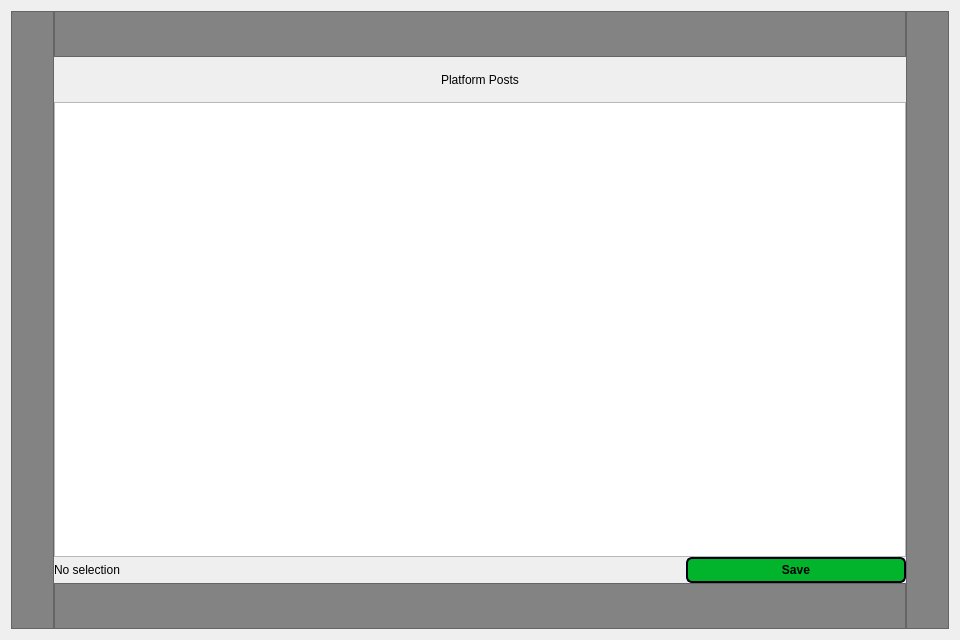
The window that postdialog.ui (StronglogicSolutions/ky_gui) describes before a commit, drawn with Qt 5.
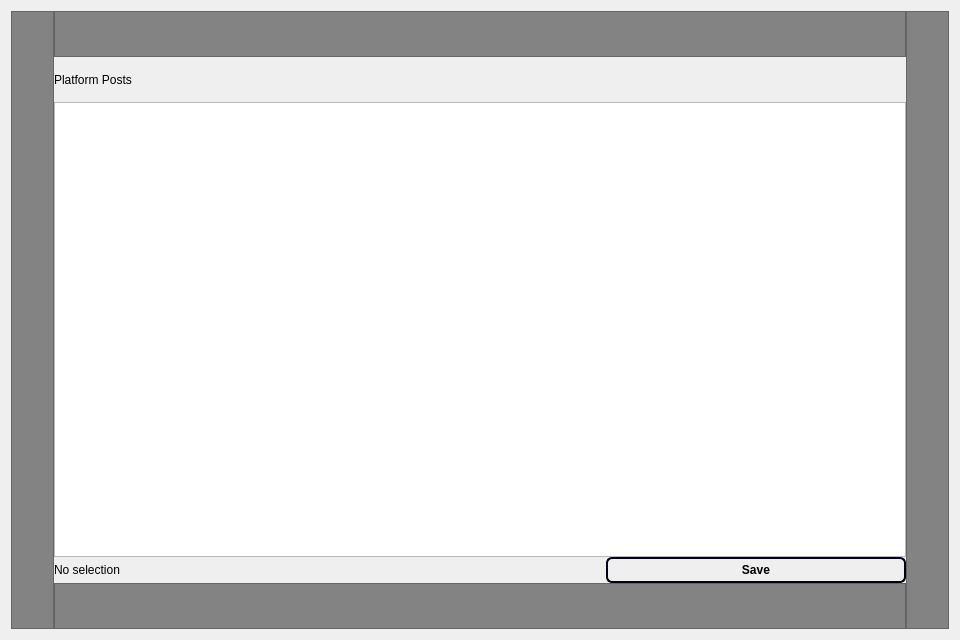
The same window after the commit. Custom widgets are drawn as their Qt base class.

```diff
--- a/postdialog.ui
+++ b/postdialog.ui
@@ -56,11 +56,14 @@
           <string>Platform Posts</string>
          </property>
          <property name="alignment">
-          <set>Qt::AlignCenter</set>
+          <set>Qt::AlignLeading|Qt::AlignLeft|Qt::AlignVCenter</set>
          </property>
          <property name="wordWrap">
           <bool>false</bool>
          </property>
+         <property name="margin">
+          <number>12</number>
+         </property>
         </widget>
        </item>
        <item>
@@ -86,26 +89,52 @@
         <layout class="QHBoxLayout" name="horizontalLayout_2">
          <item>
           <widget class="QLabel" name="selectionLabel">
+           <property name="sizePolicy">
+            <sizepolicy hsizetype="Preferred" vsizetype="Preferred">
+             <horstretch>0</horstretch>
+             <verstretch>0</verstretch>
+            </sizepolicy>
+           </property>
+           <property name="minimumSize">
+            <size>
+             <width>0</width>
+             <height>0</height>
+            </size>
+           </property>
+           <property name="maximumSize">
+            <size>
+             <width>600</width>
+             <height>500</height>
+            </size>
+           </property>
            <property name="text">
             <string>No selection</string>
            </property>
+           <property name="wordWrap">
+            <bool>true</bool>
+           </property>
            <property name="margin">
             <number>8</number>
            </property>
           </widget>
          </item>
          <item>
-          <widget class="QPushButton" name="save">
+          <widget class="SaveButton" name="save">
+           <property name="sizePolicy">
+            <sizepolicy hsizetype="Preferred" vsizetype="Fixed">
+             <horstretch>0</horstretch>
+             <verstretch>0</verstretch>
+            </sizepolicy>
+           </property>
            <property name="maximumSize">
             <size>
-             <width>220</width>
+             <width>300</width>
              <height>16777215</height>
             </size>
            </property>
            <property name="styleSheet">
             <string notr="true">font: 87 18pt &quot;Noto Sans&quot;;
 color: rgb(0, 0, 0);
-background-color: rgb(2, 180, 43);
 font-weight: 700;
 padding: 4px;
 border-style: outset;
@@ -156,6 +185,13 @@
    </item>
   </layout>
  </widget>
+ <customwidgets>
+  <customwidget>
+   <class>SaveButton</class>
+   <extends>QPushButton</extends>
+   <header>include/ui/savebutton.hpp</header>
+  </customwidget>
+ </customwidgets>
  <resources/>
  <connections/>
 </ui>
```
